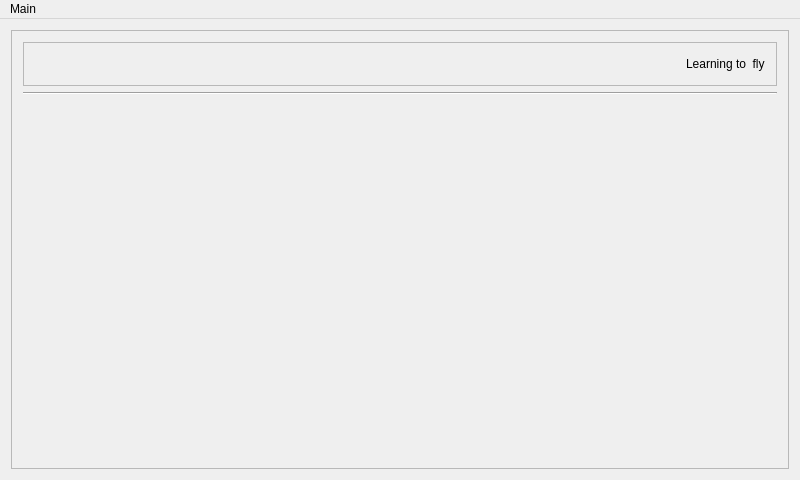
Above: flashlauncher/mainwindow.ui from achipa/maemo-flash-launcher before the change. Below: the same form after it.
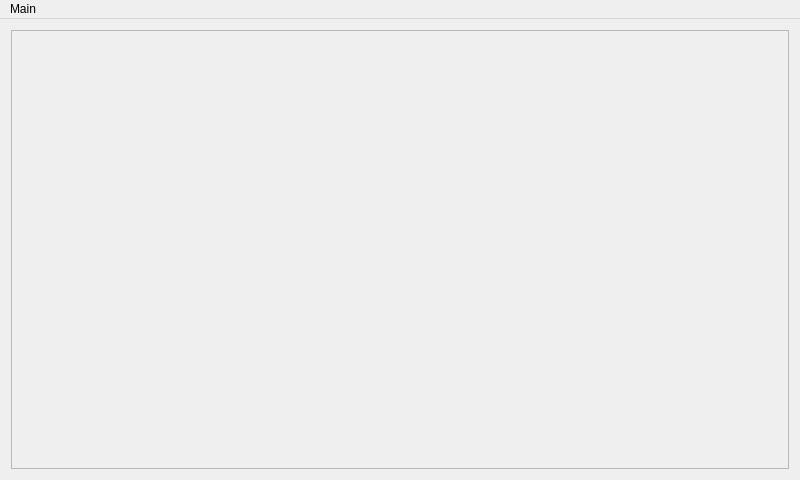
That is the form after the change. Icons and pictures are not drawn.

Patch:
```diff
--- a/flashlauncher/mainwindow.ui
+++ b/flashlauncher/mainwindow.ui
@@ -30,58 +30,6 @@
         </rect>
        </property>
        <layout class="QVBoxLayout" name="verticalLayout_2">
-        <item>
-         <widget class="QFrame" name="frame">
-          <property name="frameShape">
-           <enum>QFrame::StyledPanel</enum>
-          </property>
-          <property name="frameShadow">
-           <enum>QFrame::Raised</enum>
-          </property>
-          <layout class="QHBoxLayout" name="horizontalLayout">
-           <item>
-            <widget class="QLabel" name="label">
-             <property name="text">
-              <string/>
-             </property>
-             <property name="pixmap">
-              <pixmap resource="icons.qrc">:/icons/missingicon.png</pixmap>
-             </property>
-             <property name="scaledContents">
-              <bool>true</bool>
-             </property>
-            </widget>
-           </item>
-           <item>
-            <spacer name="horizontalSpacer">
-             <property name="orientation">
-              <enum>Qt::Horizontal</enum>
-             </property>
-             <property name="sizeHint" stdset="0">
-              <size>
-               <width>599</width>
-               <height>20</height>
-              </size>
-             </property>
-            </spacer>
-           </item>
-           <item>
-            <widget class="QLabel" name="label_2">
-             <property name="text">
-              <string>Learning to  fly</string>
-             </property>
-            </widget>
-           </item>
-          </layout>
-         </widget>
-        </item>
-        <item>
-         <widget class="Line" name="line">
-          <property name="orientation">
-           <enum>Qt::Horizontal</enum>
-          </property>
-         </widget>
-        </item>
         <item>
          <spacer name="verticalSpacer">
           <property name="orientation">
```
Left out of the diff: 12 changed lines with no effect on the pictures.
